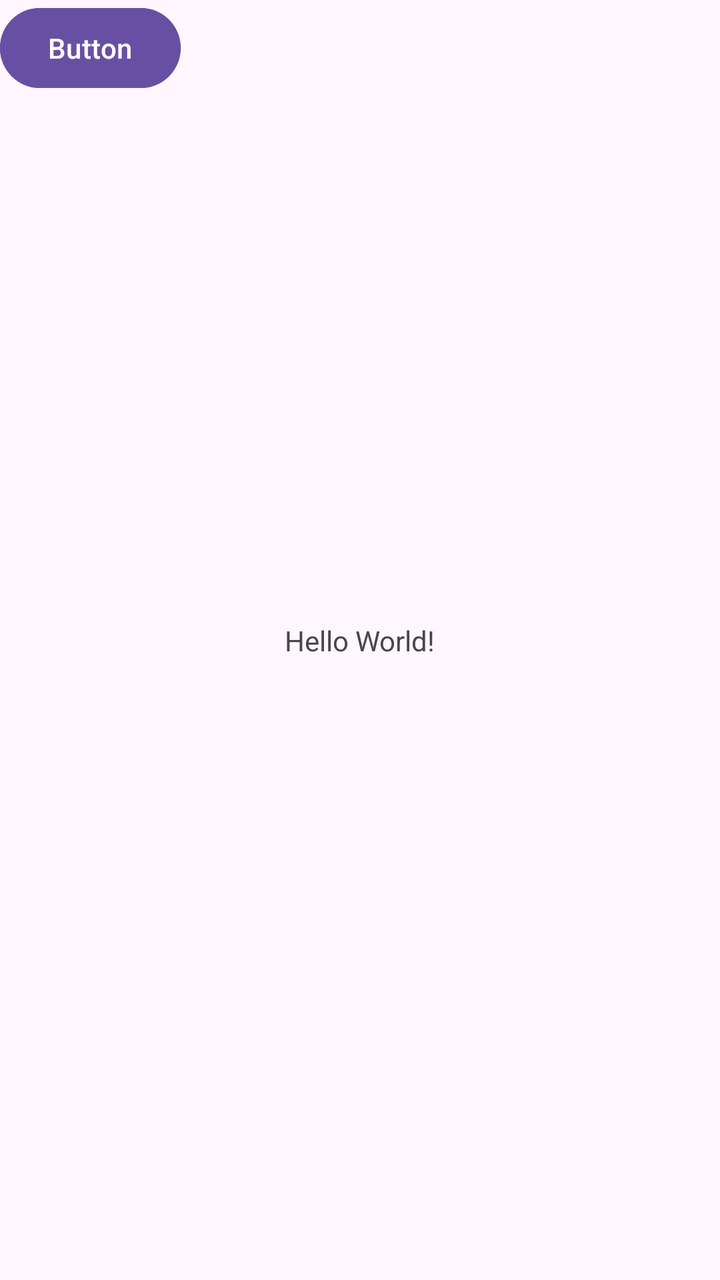
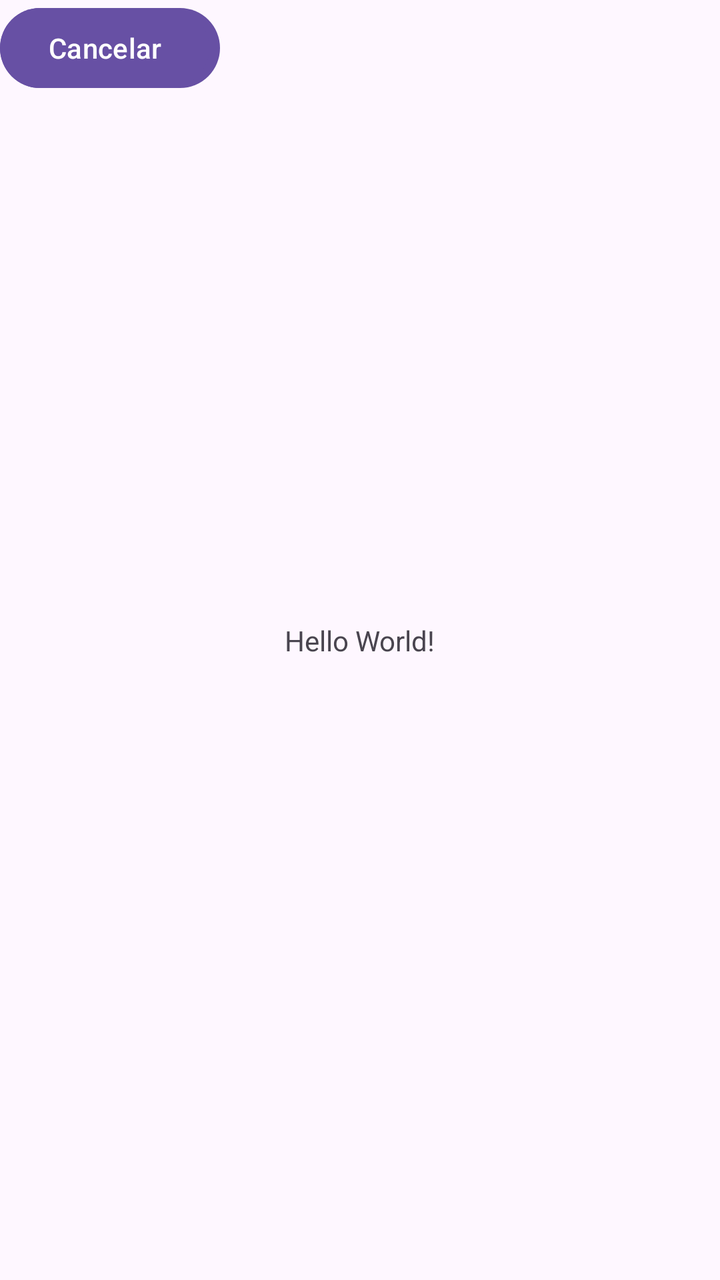

Compare the two renders of this Android layout. The source of the first and the diff that turns it into the second are given below.
<!-- AndroidManifest.xml: application theme Theme.Practica_3 -->
<!-- res/layout/activity_main.xml -->
<?xml version="1.0" encoding="utf-8"?>
<androidx.constraintlayout.widget.ConstraintLayout xmlns:android="http://schemas.android.com/apk/res/android"
    xmlns:app="http://schemas.android.com/apk/res-auto"
    xmlns:tools="http://schemas.android.com/tools"
    android:id="@+id/main"
    android:layout_width="match_parent"
    android:layout_height="match_parent"
    tools:context=".MainActivity">

    <TextView
        android:layout_width="wrap_content"
        android:layout_height="wrap_content"
        android:text="Hello World!"
        app:layout_constraintBottom_toBottomOf="parent"
        app:layout_constraintEnd_toEndOf="parent"
        app:layout_constraintStart_toStartOf="parent"
        app:layout_constraintTop_toTopOf="parent" />

    <Button
        android:id="@+id/button"
        android:layout_width="wrap_content"
        android:layout_height="wrap_content"
        android:text="Button"
        tools:layout_editor_absoluteX="55dp"
        tools:layout_editor_absoluteY="150dp" />

    <Button
        android:id="@+id/button2"
        android:layout_width="wrap_content"
        android:layout_height="wrap_content"
        android:text="Button"
        tools:layout_editor_absoluteX="249dp"
        tools:layout_editor_absoluteY="163dp" />

</androidx.constraintlayout.widget.ConstraintLayout>
<!-- resources referenced by this layout -->
<resources>
  <style name="Theme.Practica_3" parent="Base.Theme.Practica_3" />
  <style name="Base.Theme.Practica_3" parent="Theme.Material3.DayNight.NoActionBar">
          
          
      </style>
</resources>

<!-- the commit's change to res/layout/activity_main.xml (unified diff, before → after) -->
@@ -20,7 +20,7 @@
         android:id="@+id/button"
         android:layout_width="wrap_content"
         android:layout_height="wrap_content"
-        android:text="Button"
+        android:text="@string/boto1"
         tools:layout_editor_absoluteX="55dp"
         tools:layout_editor_absoluteY="150dp" />
 
@@ -28,7 +28,7 @@
         android:id="@+id/button2"
         android:layout_width="wrap_content"
         android:layout_height="wrap_content"
-        android:text="Button"
+        android:text="@string/boton2"
         tools:layout_editor_absoluteX="249dp"
         tools:layout_editor_absoluteY="163dp" />
 
<!-- resource entries referenced after the edit -->
@@ -1,5 +1,7 @@
 <!-- resources referenced by this layout -->
 <resources>
+  <string name="boto1">Continuar</string>
+  <string name="boton2">Cancelar</string>
   <style name="Theme.Practica_3" parent="Base.Theme.Practica_3" />
   <style name="Base.Theme.Practica_3" parent="Theme.Material3.DayNight.NoActionBar">
           
